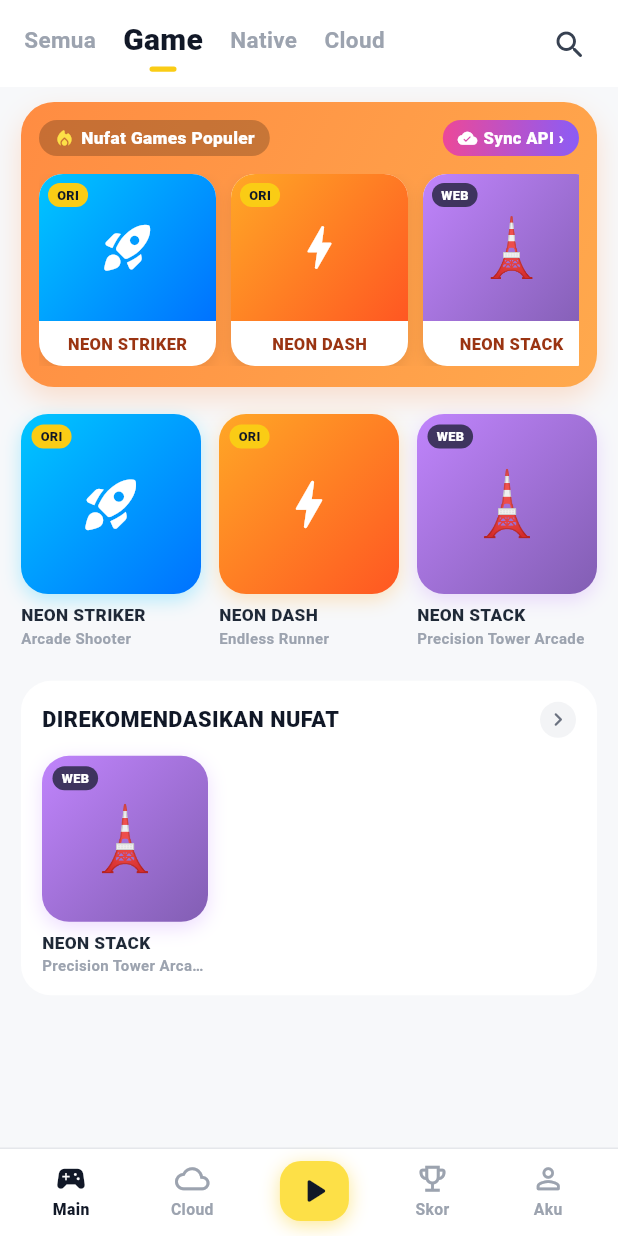
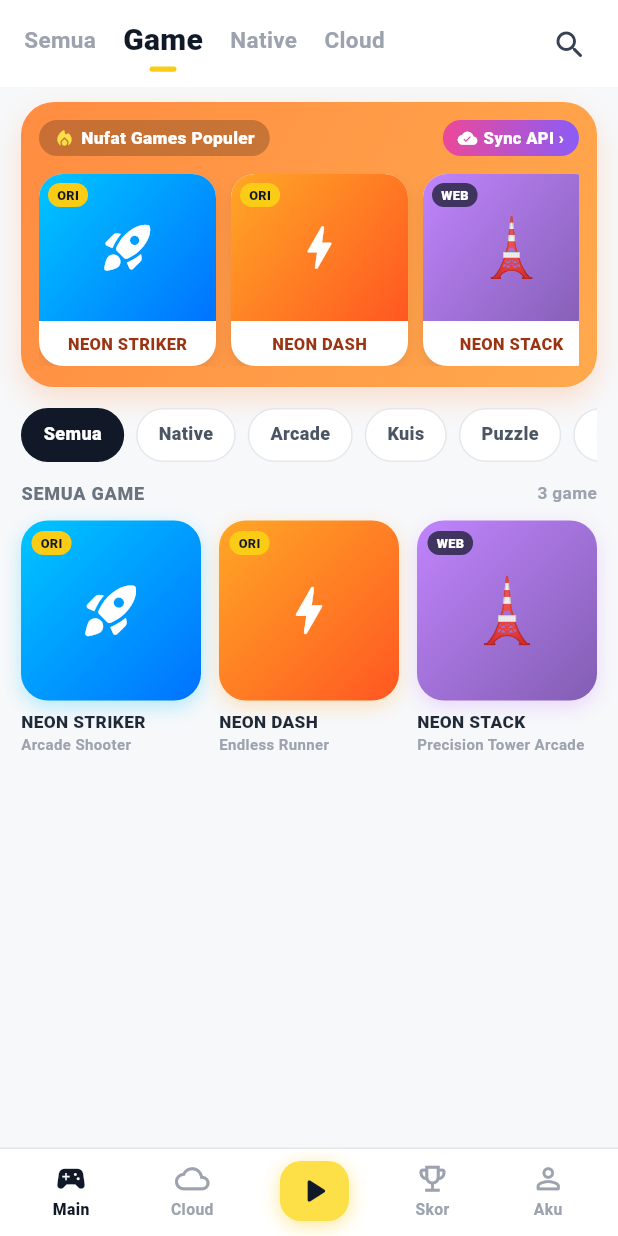
Before and after one commit to tmminunion/autoline-tycoon, a Flutter app: the screen it shows after launch, on a phone screen of 412 x 824 dp. Run offline on Flutter 3.47's test engine with Material 3 defaults, Android fonts, the phone set to English and light mode, and no system bars; our stand-ins replace audioplayers, shared_preferences, webview_flutter; network calls fail.

Commit message:
feat(hub): add category filter chips (Native, Arcade, Kuis, Puzzle, Kata, Refleks, Memory) for 100+ games

```diff
--- a/lib/screens/nufat_games_hub_screen.dart
+++ b/lib/screens/nufat_games_hub_screen.dart
@@ -14,6 +14,7 @@ class _HubGameItem {
     required this.title,
     required this.subtitle,
     required this.isNative,
+    required this.category,
     required this.colors,
     required this.icon,
     this.emoji,
@@ -25,6 +26,7 @@ class _HubGameItem {
   final String title;
   final String subtitle;
   final bool isNative;
+  final String category; // Native | Arcade | Kuis | Puzzle | Kata | Refleks | Memory
   final List<Color> colors;
   final IconData icon;
   final String? emoji;
@@ -40,8 +42,20 @@ class NufatGamesHubScreen extends StatefulWidget {
 }
 
 class _NufatGamesHubScreenState extends State<NufatGamesHubScreen> {
+  static const List<String> _categories = [
+    'Semua',
+    'Native',
+    'Arcade',
+    'Kuis',
+    'Puzzle',
+    'Kata',
+    'Refleks',
+    'Memory',
+  ];
+
   int _topTab = 1; // 0: Semua, 1: Game, 2: Native, 3: Cloud
   int _bottomTab = 0; // 0: Main, 1: Cloud, 3: Skor, 4: Aku
+  String _selectedCategory = 'Semua';
   bool _searching = false;
   final TextEditingController _searchCtrl = TextEditingController();
 
@@ -102,6 +116,18 @@ class _NufatGamesHubScreenState extends State<NufatGamesHubScreen> {
     await _loadScores();
   }
 
+  String _resolveCategory(RemoteWebGame g) {
+    final hay = '${g.genre} ${g.tags.join(' ')} ${g.id}'.toLowerCase();
+    if (hay.contains('kuis') || hay.contains('quiz')) return 'Kuis';
+    if (hay.contains('memory') || hay.contains('mem-')) return 'Memory';
+    if (hay.contains('kata') || hay.contains('wordle') || hay.contains('scr-') || hay.contains('hng-')) return 'Kata';
+    if (hay.contains('puzzle') || hay.contains('sudoku') || hay.contains('board') || hay.contains('mine') || hay.contains('sliding') || hay.contains('connect')) {
+      return 'Puzzle';
+    }
+    if (hay.contains('refleks') || hay.contains('otak') || hay.contains('musik') || hay.contains('simon')) return 'Refleks';
+    return 'Arcade';
+  }
+
   List<_HubGameItem> _buildAllItems() {
     final items = <_HubGameItem>[
       _HubGameItem(
@@ -109,6 +135,7 @@ class _NufatGamesHubScreenState extends State<NufatGamesHubScreen> {
         title: 'NEON STRIKER',
         subtitle: _strikerBest > 0 ? 'Best $_strikerBest' : 'Arcade Shooter',
         isNative: true,
+        category: 'Native',
         colors: const [Color(0xFF00C6FF), Color(0xFF0072FF)],
         icon: Icons.rocket_launch_rounded,
         bestScore: _strikerBest,
@@ -119,6 +146,7 @@ class _NufatGamesHubScreenState extends State<NufatGamesHubScreen> {
         title: 'NEON DASH',
         subtitle: _dashBest > 0 ? 'Best $_dashBest' : 'Endless Runner',
         isNative: true,
+        category: 'Native',
         colors: const [Color(0xFFFFA726), Color(0xFFFF5722)],
         icon: Icons.bolt_rounded,
         bestScore: _dashBest,
@@ -135,6 +163,7 @@ class _NufatGamesHubScreenState extends State<NufatGamesHubScreen> {
           title: g.title,
           subtitle: best > 0 ? 'Best $best' : g.genre,
           isNative: false,
+          category: _resolveCategory(g),
           colors: [g.accentColor, Color.lerp(g.accentColor, const Color(0xFF0F172A), 0.35)!],
           icon: Icons.layers_rounded,
           emoji: g.emoji,
@@ -160,7 +189,11 @@ class _NufatGamesHubScreenState extends State<NufatGamesHubScreen> {
     final filtered = allItems.where((g) {
       if (_topTab == 2 && !g.isNative) return false;
       if (_topTab == 3 && g.isNative) return false;
-      if (q.isNotEmpty && !g.title.toLowerCase().contains(q) && !g.subtitle.toLowerCase().contains(q)) {
+      if (_selectedCategory != 'Semua' && g.category != _selectedCategory) return false;
+      if (q.isNotEmpty &&
+          !g.title.toLowerCase().contains(q) &&
+          !g.subtitle.toLowerCase().contains(q) &&
+          !g.category.toLowerCase().contains(q)) {
         return false;
       }
       return true;
@@ -200,7 +233,7 @@ class _NufatGamesHubScreenState extends State<NufatGamesHubScreen> {
                     autofocus: true,
                     style: const TextStyle(color: Color(0xFF111827), fontSize: 14, fontWeight: FontWeight.w600),
                     decoration: InputDecoration(
-                      hintText: 'Cari game di Nufat Games...',
+                      hintText: 'Cari dari 100+ game Nufat Games...',
                       hintStyle: const TextStyle(color: Color(0xFF9CA3AF)),
                       prefixIcon: const Icon(Icons.search_rounded, color: Color(0xFF6B7280)),
                       filled: true,
@@ -233,6 +266,7 @@ class _NufatGamesHubScreenState extends State<NufatGamesHubScreen> {
                       onTap: () => setState(() {
                         _topTab = i;
                         _bottomTab = 0;
+                        _selectedCategory = 'Semua';
                       }),
                       child: Column(
                         mainAxisSize: MainAxisSize.min,
@@ -271,14 +305,14 @@ class _NufatGamesHubScreenState extends State<NufatGamesHubScreen> {
   }
 
   Widget _buildGamesHome(List<_HubGameItem> allItems, List<_HubGameItem> filtered) {
-    final cloudItems = allItems.where((e) => !e.isNative).toList();
+    final featuredItems = allItems.take(8).toList();
     return RefreshIndicator(
       color: const Color(0xFFFF8C42),
       onRefresh: _loadAll,
       child: ListView(
         padding: const EdgeInsets.fromLTRB(14, 10, 14, 24),
         children: [
-          // Featured Orange Carousel Banner (inspired by clean modern arcade UI)
+          // Featured Orange Carousel Banner
           Container(
             padding: const EdgeInsets.fromLTRB(12, 12, 12, 14),
             decoration: BoxDecoration(
@@ -337,7 +371,7 @@ class _NufatGamesHubScreenState extends State<NufatGamesHubScreen> {
                             ),
                             const SizedBox(width: 4),
                             Text(
-                              _remoteFromServer ? 'API Live ›' : 'Sync API ›',
+                              _remoteFromServer ? '${allItems.length} Game ›' : 'Sync API ›',
                               style: const TextStyle(fontSize: 11, fontWeight: FontWeight.w800, color: Colors.white),
                             ),
                           ],
@@ -351,10 +385,10 @@ class _NufatGamesHubScreenState extends State<NufatGamesHubScreen> {
                   height: 128,
                   child: ListView.separated(
                     scrollDirection: Axis.horizontal,
-                    itemCount: allItems.length,
+                    itemCount: featuredItems.length,
                     separatorBuilder: (_, __) => const SizedBox(width: 10),
                     itemBuilder: (_, idx) {
-                      final g = allItems[idx];
+                      final g = featuredItems[idx];
                       return GestureDetector(
                         onTap: g.onTap,
                         child: Container(
@@ -385,7 +419,11 @@ class _NufatGamesHubScreenState extends State<NufatGamesHubScreen> {
                                   ),
                                   child: Stack(
                                     children: [
-                                      Center(child: g.emoji != null ? Text(g.emoji!, style: const TextStyle(fontSize: 38)) : Icon(g.icon, color: Colors.white, size: 38)),
+                                      Center(
+                                        child: g.emoji != null
+                                            ? Text(g.emoji!, style: const TextStyle(fontSize: 38))
+                                            : Icon(g.icon, color: Colors.white, size: 38),
+                                      ),
                                       Positioned(
                                         top: 6,
                                         left: 6,
@@ -419,9 +457,78 @@ class _NufatGamesHubScreenState extends State<NufatGamesHubScreen> {
             ),
           ),
 
-          const SizedBox(height: 18),
+          const SizedBox(height: 14),
+
+          // Category Filter Chips (effortless browsing across 100+ games)
+          SizedBox(
+            height: 36,
+            child: ListView.separated(
+              scrollDirection: Axis.horizontal,
+              itemCount: _categories.length,
+              separatorBuilder: (_, __) => const SizedBox(width: 8),
+              itemBuilder: (_, idx) {
+                final cat = _categories[idx];
+                final active = _selectedCategory == cat;
+                return GestureDetector(
+                  onTap: () => setState(() => _selectedCategory = cat),
+                  child: AnimatedContainer(
+                    duration: const Duration(milliseconds: 140),
+                    padding: const EdgeInsets.symmetric(horizontal: 14, vertical: 7),
+                    decoration: BoxDecoration(
+                      color: active ? const Color(0xFF111827) : Colors.white,
+                      borderRadius: BorderRadius.circular(999),
+                      border: Border.all(
+                        color: active ? const Color(0xFF111827) : const Color(0xFFE5E7EB),
+                      ),
+                    ),
+                    child: Text(
+                      cat,
+                      style: TextStyle(
+                        fontSize: 12,
+                        fontWeight: FontWeight.w800,
+                        color: active ? Colors.white : const Color(0xFF4B5563),
+                      ),
+                    ),
+                  ),
+                );
+              },
+            ),
+          ),
+
+          const SizedBox(height: 12),
+
+          Row(
+            children: [
+              Text(
+                _selectedCategory == 'Semua' ? 'SEMUA GAME' : 'KATEGORI $_selectedCategory'.toUpperCase(),
+                style: const TextStyle(
+                  fontSize: 12,
+                  fontWeight: FontWeight.w900,
+                  letterSpacing: 0.5,
+                  color: Color(0xFF6B7280),
+                ),
+              ),
+              const Spacer(),
+              Text(
+                '${filtered.length} game',
+                style: const TextStyle(fontSize: 11.5, fontWeight: FontWeight.w700, color: Color(0xFF9CA3AF)),
+              ),
+            ],
+          ),
+          const SizedBox(height: 10),
 
           // 3-Column Clean Square Tile Grid
+          if (filtered.isEmpty)
+            const Padding(
+              padding: EdgeInsets.symmetric(vertical: 40),
+              child: Center(
+                child: Text(
+                  'Tidak ada game yang cocok dengan pencarian.',
+                  style: TextStyle(color: Color(0xFF6B7280), fontWeight: FontWeight.w600),
+                ),
+              ),
+            )
+          else
             GridView.builder(
               shrinkWrap: true,
               physics: const NeverScrollableScrollPhysics(),
@@ -434,74 +541,24 @@ class _NufatGamesHubScreenState extends State<NufatGamesHubScreen> {
               ),
               itemBuilder: (_, idx) => _SquareGameTile(item: filtered[idx]),
             ),
-
-          if (cloudItems.isNotEmpty) ...[
-            const SizedBox(height: 20),
-            Container(
-              padding: const EdgeInsets.all(14),
-              decoration: BoxDecoration(
-                color: Colors.white,
-                borderRadius: BorderRadius.circular(20),
-              ),
-              child: Column(
-                crossAxisAlignment: CrossAxisAlignment.start,
-                children: [
-                  Row(
-                    children: [
-                      const Expanded(
-                        child: Text(
-                          'DIREKOMENDASIKAN NUFAT',
-                          style: TextStyle(
-                            fontSize: 14.5,
-                            fontWeight: FontWeight.w900,
-                            color: Color(0xFF111827),
-                            letterSpacing: 0.3,
-                          ),
-                        ),
-                      ),
-                      Container(
-                        width: 24,
-                        height: 24,
-                        decoration: const BoxDecoration(
-                          color: Color(0xFFF3F4F6),
-                          shape: BoxShape.circle,
-                        ),
-                        child: const Icon(Icons.chevron_right_rounded, size: 18, color: Color(0xFF6B7280)),
-                      ),
-                    ],
-                  ),
-                  const SizedBox(height: 12),
-                  GridView.builder(
-                    shrinkWrap: true,
-                    physics: const NeverScrollableScrollPhysics(),
-                    itemCount: cloudItems.length,
-                    gridDelegate: const SliverGridDelegateWithFixedCrossAxisCount(
-                      crossAxisCount: 3,
-                      crossAxisSpacing: 12,
-                      mainAxisSpacing: 12,
-                      childAspectRatio: 0.76,
-                    ),
-                    itemBuilder: (_, idx) => _SquareGameTile(item: cloudItems[idx]),
-                  ),
-                ],
-              ),
-            ),
-          ],
         ],
       ),
     );
   }
 
   Widget _buildScoresView(List<_HubGameItem> allItems) {
+    final played = allItems.where((g) => g.bestScore > 0).toList()
+      ..sort((a, b) => b.bestScore.compareTo(a.bestScore));
+    final list = played.isNotEmpty ? played : allItems.take(10).toList();
     return ListView(
       padding: const EdgeInsets.all(16),
       children: [
-        const Text(
-          'Rekor Skor Terbaik',
-          style: TextStyle(fontSize: 18, fontWeight: FontWeight.w900, color: Color(0xFF111827)),
+        Text(
+          played.isNotEmpty ? 'Rekor Skor Terbaik (${played.length} game)' : 'Rekor Skor Terbaik',
+          style: const TextStyle(fontSize: 18, fontWeight: FontWeight.w900, color: Color(0xFF111827)),
         ),
         const SizedBox(height: 12),
-        for (final g in allItems)
+        for (final g in list)
           Container(
             margin: const EdgeInsets.only(bottom: 10),
             padding: const EdgeInsets.all(14),
@@ -519,7 +576,11 @@ class _NufatGamesHubScreenState extends State<NufatGamesHubScreen> {
                     gradient: LinearGradient(colors: g.colors),
                     borderRadius: BorderRadius.circular(12),
                   ),
-                  child: Center(child: g.emoji != null ? Text(g.emoji!, style: const TextStyle(fontSize: 22)) : Icon(g.icon, color: Colors.white, size: 22)),
+                  child: Center(
+                    child: g.emoji != null
+                        ? Text(g.emoji!, style: const TextStyle(fontSize: 22))
+                        : Icon(g.icon, color: Colors.white, size: 22),
+                  ),
                 ),
                 const SizedBox(width: 12),
                 Expanded(
@@ -528,7 +589,7 @@ class _NufatGamesHubScreenState extends State<NufatGamesHubScreen> {
                     children: [
                       Text(g.title, style: const TextStyle(fontWeight: FontWeight.w900, fontSize: 14, color: Color(0xFF111827))),
                       Text(
-                        g.isNative ? 'Ori Native · Offline' : 'Cloud WebView · API',
+                        g.isNative ? 'Ori Native · Offline' : '${g.category} · Cloud WebView',
                         style: const TextStyle(fontSize: 11.5, color: Color(0xFF6B7280)),
                       ),
                     ],
@@ -614,7 +675,6 @@ class _NufatGamesHubScreenState extends State<NufatGamesHubScreen> {
                 _topTab = 3;
               }),
             ),
-            // Center Yellow Quick Play Pill (matching reference UI)
             GestureDetector(
               onTap: _quickPlayRandom,
               child: Container(
@@ -685,7 +745,11 @@ class _SquareGameTile extends StatelessWidget {
               ),
               child: Stack(
                 children: [
-                  Center(child: item.emoji != null ? Text(item.emoji!, style: const TextStyle(fontSize: 42)) : Icon(item.icon, color: Colors.white, size: 42)),
+                  Center(
+                    child: item.emoji != null
+                        ? Text(item.emoji!, style: const TextStyle(fontSize: 42))
+                        : Icon(item.icon, color: Colors.white, size: 42),
+                  ),
                   Positioned(
                     top: 7,
                     left: 7,
```
Lines whose indentation alone changed are shown as unchanged.
